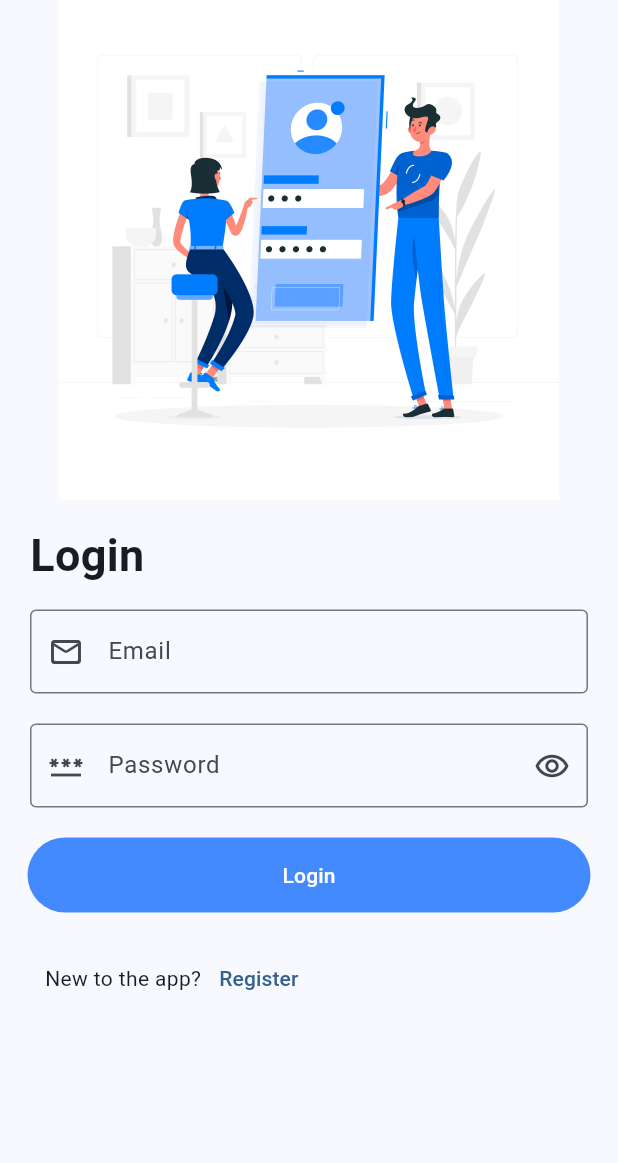
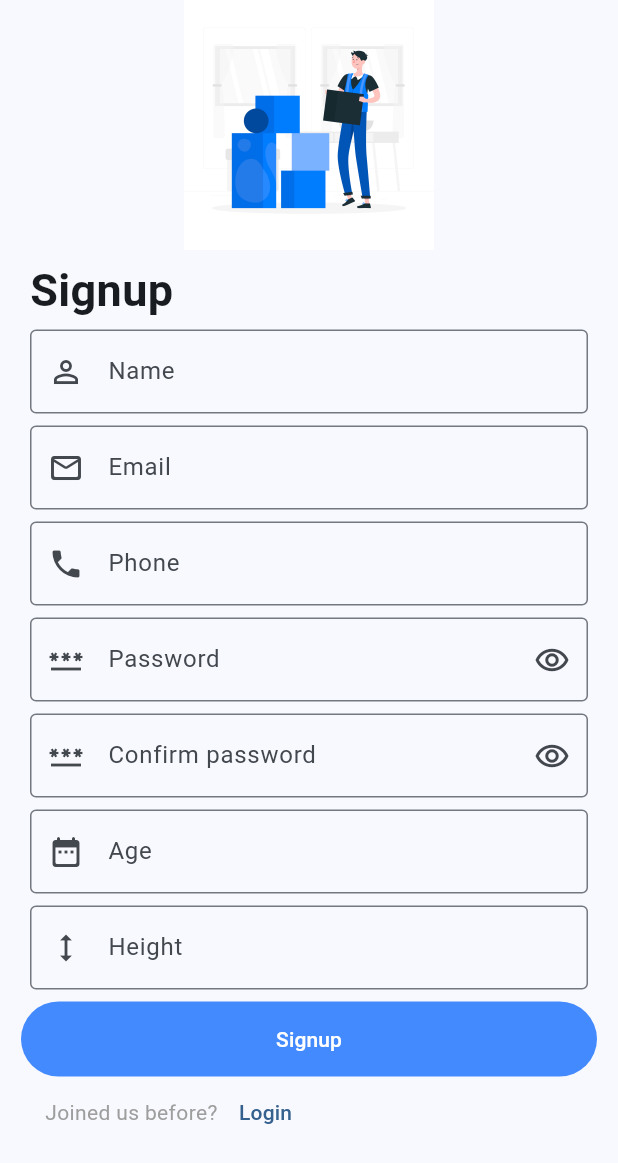
Before and after one commit to Andrew-A-A/Weather-App, a Flutter app: the screen it shows after launch, after a tap on "Register", on a phone screen of 412 x 824 dp. Shown: the top 1163 px of the screen. Run offline on Flutter 3.47's test engine with Material 2 defaults, Android fonts, the phone set to English and light mode, and no system bars; our stand-ins replace flutter_bloc, sqflite; accounts and stored records are empty.

Commit message:
Add Signup screen (Still have some issues)

```diff
--- a/lib/login.dart
+++ b/lib/login.dart
@@ -1,5 +1,6 @@
 import 'package:flutter/material.dart';
 import 'package:flutter_bloc/flutter_bloc.dart';
+import 'package:iclub/signup.dart';
 
 import 'App_cubit/App_cubit.dart';
 import 'App_cubit/App_states.dart';
@@ -85,10 +86,12 @@ class LoginApp extends StatelessWidget {
                     children:[
                       const Padding(
                         padding: EdgeInsets.only(left: 30 ),
-                        child: Text("New to the app?", style: TextStyle(fontFamily: 'Roboto')),
+                        child: Text("New to the app?", style: TextStyle(fontFamily: 'Roboto',color: Colors.grey)),
                       ),
                       //TODO: Add action when register button is pressed
-                      TextButton(onPressed: (){}, child: const Text("Register"))
+                      TextButton(onPressed: (){
+                        Navigator.of(context).push(MaterialPageRoute(builder: (BuildContext context)=> const Signup()));
+                      }, child: const Text("Register"))
                     ]
                  )
               ],
--- a/lib/main.dart
+++ b/lib/main.dart
@@ -8,17 +8,14 @@ void main() {
 
 class MyApp extends StatelessWidget {
   const MyApp({super.key});
-
-  // This widget is the root of your application.
   @override
   Widget build(BuildContext context) {
     return MaterialApp(
-      title: 'Flutter Demo',
       theme: ThemeData(
         colorScheme: ColorScheme.fromSeed(seedColor: Colors.blue),
         useMaterial3: true,
       ),
-      home: LoginApp()
+      home: const LoginApp()
     );
   }
 }
--- /dev/null
+++ b/lib/signup.dart
@@ -0,0 +1,176 @@
+import 'package:flutter/cupertino.dart';
+import 'package:flutter/material.dart';
+import 'package:flutter_bloc/flutter_bloc.dart';
+
+import 'App_cubit/App_cubit.dart';
+import 'App_cubit/App_states.dart';
+
+class Signup extends StatelessWidget {
+  const Signup({super.key});
+
+  @override
+  Widget build(BuildContext context) {
+    return BlocProvider<AppCubit>(
+      create: (context) =>
+      AppCubit()
+        ..createDatabase(),
+      child: BlocConsumer<AppCubit, AppStates>(
+        listener: (context, state) {
+
+        },
+        builder: (context, state) {
+          AppCubit cubit = AppCubit.get(context);
+          return  Scaffold(
+           // resizeToAvoidBottomInset: false,
+
+            body: Column(
+              children: [
+                Image.asset('assets/images/registerr.jpg',scale: 12,alignment: Alignment.topCenter,fit: BoxFit.contain ),
+                //First row contains word 'Login' only
+                const Row(
+                    children:[
+                      Padding(
+                        padding: EdgeInsets.only(left: 20,bottom: 5 , top: 5),
+                        child: Text("Signup", style: TextStyle(fontWeight: FontWeight.bold,fontSize: 30,fontFamily: 'Roboto') ),
+                      ),
+                    ]),
+
+
+                SingleChildScrollView(
+                    child: Stack(
+                        children: <Widget>[
+                          Column(children: [
+                            //Name text box
+                            Padding(
+                              padding: const EdgeInsets.only(left: 20,right: 20,bottom: 8),
+                              child: TextFormField(
+                                keyboardType: TextInputType.emailAddress,
+                                decoration: const InputDecoration(
+                                    border: OutlineInputBorder(),
+                                    labelText: "Name",
+                                    prefixIcon: Icon(Icons.perm_identity)
+                                ),
+                              ),
+                            ),
+                            //Email text box
+                            Padding(
+                              padding: const EdgeInsets.only(left: 20,right: 20,bottom: 8),
+                              child: TextFormField(
+                                keyboardType: TextInputType.emailAddress,
+
+                                decoration: const InputDecoration(
+                                    border: OutlineInputBorder(),
+                                    labelText: "Email",
+                                    prefixIcon: Icon(Icons.mail_outline_rounded)
+                                ),
+                              ),
+                            ),
+                            //؛Phone text box
+                            Padding(
+                              padding:  const EdgeInsets.only(left: 20,right: 20,bottom: 8),
+                              child: TextFormField(
+                                keyboardType: TextInputType.phone,
+                                enableSuggestions: true,
+                                decoration:  const InputDecoration(
+                                  border: OutlineInputBorder(),
+                                  labelText: "Phone",
+                                  prefixIcon: Icon(Icons.phone),
+                                ),),
+                            ),
+                            //Password text box
+                            Padding(
+                              padding:  const EdgeInsets.only(left: 20,right: 20,bottom: 8),
+                              child: TextFormField(
+                                keyboardType: TextInputType.visiblePassword,
+
+                                obscureText: cubit.hidePassword,
+                                enableSuggestions: false,
+                                autocorrect: false,
+                                decoration:  InputDecoration(
+                                    border: const OutlineInputBorder(),
+                                    labelText: "Password",
+                                    prefixIcon: const Icon(Icons.password),
+                                    suffixIcon: GestureDetector(child:(cubit.hidePassword) ?const Icon(Icons.remove_red_eye_outlined):const Icon(Icons.remove_red_eye_rounded), onTap:(){
+                                      cubit.switchPasswordVisibility();
+                                    },)
+                                ),),
+                            ),
+                            //Confirm password text box
+                            Padding(
+                              padding:  const EdgeInsets.only(left: 20,right: 20,bottom: 8),
+                              child: TextFormField(
+                                keyboardType: TextInputType.visiblePassword,
+
+                                obscureText: cubit.hidePassword,
+                                enableSuggestions: false,
+                                autocorrect: false,
+                                decoration:  InputDecoration(
+                                    border: const OutlineInputBorder(),
+                                    labelText: "Confirm password",
+                                    prefixIcon: const Icon(Icons.password),
+                                    suffixIcon: GestureDetector(child:(cubit.hidePassword) ?const Icon(Icons.remove_red_eye_outlined):const Icon(Icons.remove_red_eye_rounded), onTap:(){
+                                      cubit.switchPasswordVisibility();
+                                    },)
+                                ),),
+                            ),
+                            //Age text box
+                            Padding(
+                              padding: const EdgeInsets.only(left: 20,right: 20,bottom: 8),
+                              child: TextFormField(
+                                keyboardType: TextInputType.number,
+                                decoration: const InputDecoration(
+                                    border: OutlineInputBorder(),
+                                    labelText: "Age",
+                                    prefixIcon: Icon(Icons.date_range_rounded)
+                                ),
+                              ),
+                            ),
+                            //Height text box
+                            Padding(
+                              padding: const EdgeInsets.only(left: 20,right: 20,bottom: 8),
+                              child: TextFormField(
+                                keyboardType: TextInputType.number,
+                                decoration: const InputDecoration(
+                                    border: OutlineInputBorder(),
+                                    labelText: "Height",
+                                    prefixIcon: Icon(Icons.height)
+                                ),
+                              ),
+                            ),],)
+
+                        ]
+                    )
+                ),
+
+                //TODO: Add action when signup button is pressed
+                //Signup button
+                TextButton(
+                    onPressed: (){},
+                    style: TextButton.styleFrom(
+                        foregroundColor: Colors.white,
+                        backgroundColor: Colors.blueAccent,
+                        padding: const EdgeInsets.symmetric(horizontal:170,vertical: 15)
+                    ),
+                    child: const Text("Signup")
+                ),
+                //Last row contains login text and button
+                Row(
+                    children:[
+                      const Padding(
+                        padding: EdgeInsets.only(left: 30 ),
+                        child: Text("Joined us before?", style: TextStyle(fontFamily: 'Roboto',color: Colors.grey)),
+                      ),
+                      //TODO: Add action when register button is pressed
+                      TextButton(onPressed: (){
+                        Navigator.pop(context);
+                      }, child: const Text("Login"))
+                    ]
+                )
+              ],
+            ),
+          );
+        },
+      ),
+    );
+  }
+}
```
